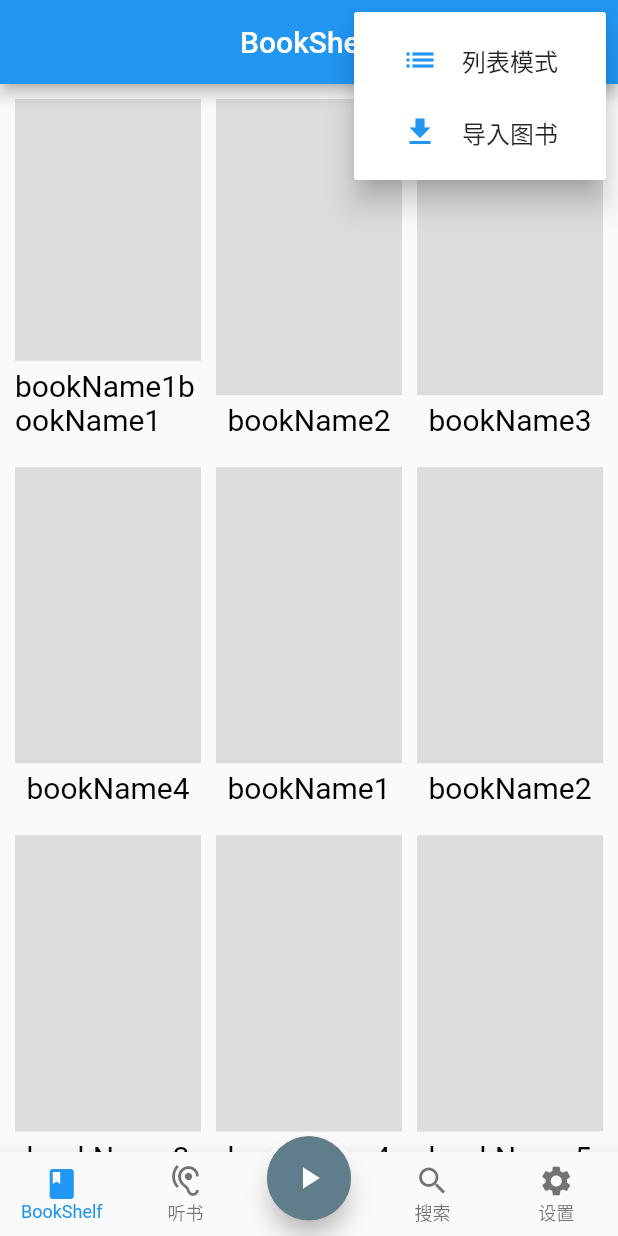
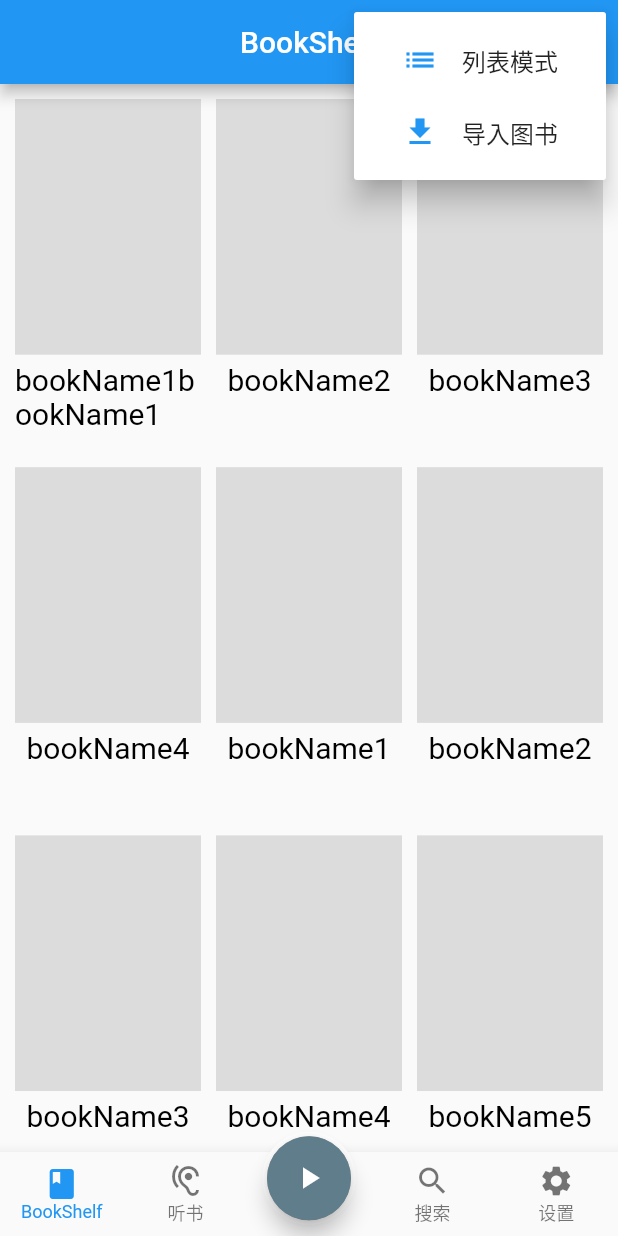
Before and after one commit to ccbfm/ccbfm_reader, a Flutter app: the screen it shows after launch, after a tap on the "more vert" icon, on a phone screen of 412 x 824 dp. Run offline on Flutter 3.47's test engine with Material 2 defaults, Android fonts, the light colour scheme and no system bars; our stand-ins replace floor, shared_preferences, sqflite; accounts and stored records are empty; generated files the repository leaves out were written again.

Commit message:
数据库

```diff
--- a/lib/db/DBHelper.dart
+++ /dev/null
@@ -1,18 +0,0 @@
-
-//
-
-import 'package:ccbfm_reader/db/database.dart';
-import 'package:ccbfm_reader/db/entity/json_data.dart';
-
-class DBConfig {
-  static const String dbName = "ccbfm_reader.db";
-  static const int dbVersion = 1;
-  static const List<Type> entities = [JsonData];
-}
-
-class DBHelper {
-
-  static Future<AppDatabase> build() async {
-    return await $FloorAppDatabase.databaseBuilder(DBConfig.dbName).build();
-  }
-}
--- a/lib/db/database.dart
+++ b/lib/db/database.dart
@@ -1,6 +1,6 @@
 import 'dart:async';
 
-import 'package:ccbfm_reader/db/DBHelper.dart';
+import 'package:ccbfm_reader/db/db_helper.dart';
 import 'package:ccbfm_reader/db/dao/json_data_dao.dart';
 import 'package:floor/floor.dart';
 import 'package:sqflite/sqflite.dart' as sqflite;
@@ -11,9 +11,9 @@ part 'database.g.dart';
 
 /// 运行代码生成器
 /// 使用 运行生成器
-/// flutter packages pub run build_runner build。
+/// flutter packages pub run build_runner build
 /// 要在文件更改时自动运行它，请使用
-/// flutter packages pub run build_runner watch.
+/// flutter packages pub run build_runner watch
 ///
 @Database(version: DBConfig.dbVersion, entities: DBConfig.entities)
 abstract class AppDatabase extends FloorDatabase {
--- /dev/null
+++ b/lib/db/db_helper.dart
@@ -0,0 +1,34 @@
+//
+
+import 'package:ccbfm_reader/db/database.dart';
+import 'package:ccbfm_reader/db/entity/json_data.dart';
+
+class DBConfig {
+  static const String dbName = "ccbfm_reader.db";
+  static const int dbVersion = 1;
+  static const List<Type> entities = [JsonData];
+}
+
+class DBHelper {
+  late final Future<AppDatabase> _database;
+
+  DBHelper._internal() {
+    _database = build();
+  }
+
+  factory DBHelper() => _instance;
+
+  static final DBHelper _instance = DBHelper._internal();
+
+  Future<AppDatabase> build() async {
+    return await $FloorAppDatabase.databaseBuilder(DBConfig.dbName).build();
+  }
+
+  Future get initializationDone => _database;
+
+  static Future<AppDatabase> db() async {
+    DBHelper dbHelper = DBHelper();
+    await dbHelper.initializationDone;
+    return dbHelper._database;
+  }
+}
--- a/lib/main.dart
+++ b/lib/main.dart
@@ -139,7 +139,12 @@ class _MyHomePageState extends State<MyHomePage> {
       //floatingActionButtonLocation: CustomFloatingActionButtonLocation(FloatingActionButtonLocation.centerDocked, 0, 16),
       floatingActionButtonLocation: FloatingActionButtonLocation.centerDocked,
       // ting nicer for build methods.
-      bottomNavigationBar: BottomNavigationBar(
+      bottomNavigationBar: Theme(
+        data: Theme.of(context).copyWith(
+          splashColor: Colors.transparent,
+          highlightColor: Colors.transparent,
+        ),
+        child: BottomNavigationBar(
           items: [
             getNavigationItemContainer(Icons.book, _navigationTitle[0]),
             getNavigationItemContainer(Icons.hearing, _navigationTitle[1]),
@@ -154,6 +159,7 @@ class _MyHomePageState extends State<MyHomePage> {
           currentIndex: _index,
           selectedFontSize: 12.0,
           unselectedFontSize: 12.0,
+        ),
       ),
     );
   }
@@ -175,6 +181,9 @@ class _MyHomePageState extends State<MyHomePage> {
   }
 
   void onNavigationTap(int index) {
+    if (index == 2) {
+      return;
+    }
     if (index == 3) {
       index = 2;
     } else if (index == 4) {
@@ -197,7 +206,7 @@ class _MyHomePageState extends State<MyHomePage> {
     return const BottomNavigationBarItem(
       icon: Icon(null),
       label: "",
-      backgroundColor: Colors.grey,
+      backgroundColor: Colors.transparent,
     );
   }
 }
--- a/lib/view/book_shelf.dart
+++ b/lib/view/book_shelf.dart
@@ -2,12 +2,12 @@
 
 import 'dart:collection';
 
-import 'package:ccbfm_reader/db/DBHelper.dart';
+import 'package:ccbfm_reader/db/db_helper.dart';
 import 'package:ccbfm_reader/db/database.dart';
 import 'package:ccbfm_reader/db/entity/json_data.dart';
 import 'package:ccbfm_reader/generated/l10n.dart';
 import 'package:ccbfm_reader/model/book.dart';
-import 'package:ccbfm_reader/persistent/SP.dart';
+import 'package:ccbfm_reader/persistent/sp.dart';
 
 import 'package:flutter/material.dart';
 
@@ -44,7 +44,7 @@ class BookShelfState extends State<BookShelf> {
   void initState() {
     super.initState();
     if (widget._listBook.isEmpty) {
-      loadData();
+
       //widget._listBook.addAll(_bookList);
       widget._listBook.add(Book("bookName1bookName1", ""));
       widget._listBook.add(Book("bookName2", ""));
@@ -69,12 +69,13 @@ class BookShelfState extends State<BookShelf> {
       _shelfModel = widget._keyValue[keyShelfModel] as ShelfModel;
       _bookList = (widget._listBook);
     }
+    loadData();
   }
 
   void loadData() {
-    DBHelper.build().then((value) {
+    DBHelper.db().then((value) {
       value.jsonDataDao.findAllByType(1).then((value) {
-        print("value=${value.length}");
+        print("value22=${value.length}");
       });
     });
   }
@@ -212,12 +213,15 @@ class BookShelfState extends State<BookShelf> {
             const SizedBox(
               height: 5,
             ),
-            Text(
-              book.bookName,
-              style: const TextStyle(color: Colors.black, fontSize: 20),
-              maxLines: 2,
-              overflow: TextOverflow.ellipsis,
-            )
+            SizedBox(
+              child: Text(
+                book.bookName,
+                style: const TextStyle(color: Colors.black, fontSize: 20),
+                maxLines: 2,
+                overflow: TextOverflow.ellipsis,
+              ),
+              height: 50,
+            ),
           ],
         ),
         color: Colors.transparent,
```
Also changed, not shown: lib/db/dao/base_dao.dart (added, +19 -0 lines), lib/db/dao/json_data_dao.dart (+2 -13 lines), lib/config.dart (renamed from lib/Config.dart), lib/persistent/sp.dart (renamed from lib/persistent/SP.dart), 3 other files. Lines whose indentation alone changed are shown as unchanged.
